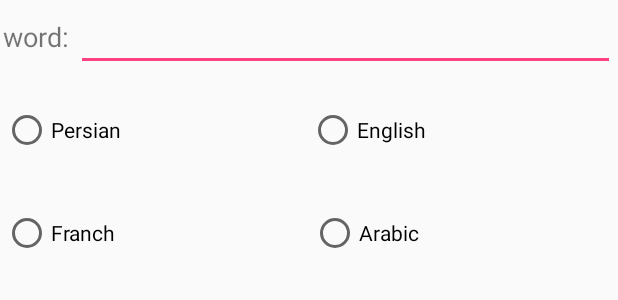
After one commit to MasoudBNJ/android-dictionary-zm, an Android app: the layout fragment_search.xml on its own in the app's theme, with its tools: preview values and no code run, on a phone screen of 412 x 824 dp. The commit adds this screen. Shown: the top 300 px of the screen. Run offline under Robolectric (Android 15) with nearby library versions, the phone set to English and light mode, and no system bars.

Commit message:
I added SearchFragment and AddFragment

```diff
--- a/app/build.gradle
+++ b/app/build.gradle
@@ -25,6 +25,7 @@ dependencies {
         exclude group: 'com.android.support', module: 'support-annotations'
     })
     compile 'com.android.support:appcompat-v7:25.3.1'
+    compile 'com.android.support:design:25.3.1'
+    compile 'com.android.support:support-v4:25.3.1'
     testCompile 'junit:junit:4.12'
-    compile 'com.android.support:design:25.3.1'
 }
--- /dev/null
+++ b/app/src/main/java/org/maktab/masoudbn/dictionary/AddFragment.java
@@ -0,0 +1,29 @@
+package org.maktab.masoudbn.dictionary;
+
+
+import android.os.Bundle;
+import android.support.v4.app.Fragment;
+import android.view.LayoutInflater;
+import android.view.View;
+import android.view.ViewGroup;
+
+
+/**
+ * A simple {@link Fragment} subclass.
+ */
+public class AddFragment extends Fragment {
+
+
+    public AddFragment() {
+        // Required empty public constructor
+    }
+
+
+    @Override
+    public View onCreateView(LayoutInflater inflater, ViewGroup container,
+                             Bundle savedInstanceState) {
+        // Inflate the layout for this fragment
+        return inflater.inflate(R.layout.fragment_add, container, false);
+    }
+
+}
--- a/app/src/main/java/org/maktab/masoudbn/dictionary/PagerAdapter.java
+++ b/app/src/main/java/org/maktab/masoudbn/dictionary/PagerAdapter.java
@@ -21,9 +21,9 @@ public class PagerAdapter extends FragmentPagerAdapter {
     public Fragment getItem(int position) {
         switch (position) {
             case 0:
-
+                return new SearchFragment();
             case 1:
-
+                return new AddFragment();
             default:
                 return null;
         }
--- /dev/null
+++ b/app/src/main/java/org/maktab/masoudbn/dictionary/SearchFragment.java
@@ -0,0 +1,29 @@
+package org.maktab.masoudbn.dictionary;
+
+
+import android.os.Bundle;
+import android.support.v4.app.Fragment;
+import android.view.LayoutInflater;
+import android.view.View;
+import android.view.ViewGroup;
+
+
+/**
+ * A simple {@link Fragment} subclass.
+ */
+public class SearchFragment extends Fragment {
+
+
+    public SearchFragment() {
+        // Required empty public constructor
+    }
+
+
+    @Override
+    public View onCreateView(LayoutInflater inflater, ViewGroup container,
+                             Bundle savedInstanceState) {
+        // Inflate the layout for this fragment
+        return inflater.inflate(R.layout.fragment_search, container, false);
+    }
+
+}
--- /dev/null
+++ b/app/src/main/res/layout/fragment_add.xml
@@ -0,0 +1,8 @@
+<LinearLayout xmlns:android="http://schemas.android.com/apk/res/android"
+    xmlns:tools="http://schemas.android.com/tools"
+    android:layout_width="match_parent"
+    android:layout_height="match_parent"
+    tools:context="org.maktab.masoudbn.dictionary.AddFragment">
+
+
+</LinearLayout>
--- /dev/null
+++ b/app/src/main/res/layout/fragment_search.xml
@@ -0,0 +1,95 @@
+<LinearLayout xmlns:android="http://schemas.android.com/apk/res/android"
+    xmlns:tools="http://schemas.android.com/tools"
+    android:layout_width="match_parent"
+    android:layout_height="match_parent"
+    android:orientation="vertical"
+    tools:context="org.maktab.masoudbn.dictionary.SearchFragment">
+
+    <LinearLayout
+        android:layout_width="match_parent"
+        android:layout_height="0dp"
+        android:layout_weight="2"
+        android:orientation="vertical">
+
+        <LinearLayout
+            android:layout_width="match_parent"
+            android:layout_height="0dp"
+            android:layout_weight="1"
+            android:orientation="horizontal"
+            android:padding="2dp">
+
+            <TextView
+                android:layout_width="wrap_content"
+                android:layout_height="wrap_content"
+                android:text="word: "
+                android:textSize="18sp" />
+
+            <EditText
+                android:id="@+id/edt_word"
+                android:layout_width="0dp"
+                android:layout_height="wrap_content"
+                android:layout_weight="3"
+                android:textSize="18sp" />
+        </LinearLayout>
+
+        <LinearLayout
+            android:layout_width="match_parent"
+            android:layout_height="0dp"
+            android:layout_weight="2"
+            android:orientation="vertical">
+
+            <LinearLayout
+                android:layout_width="match_parent"
+                android:layout_height="match_parent"
+                android:layout_weight="1"
+                android:orientation="horizontal"
+                android:padding="2dp">
+
+                <RadioButton
+                    android:id="@+id/rdb_persain"
+                    android:layout_width="wrap_content"
+                    android:layout_height="wrap_content"
+                    android:layout_weight="1"
+                    android:text="Persian" />
+
+                <RadioButton
+                    android:id="@+id/rdb_english"
+                    android:layout_width="wrap_content"
+                    android:layout_height="wrap_content"
+                    android:layout_weight="1"
+                    android:text="English" />
+            </LinearLayout>
+
+            <LinearLayout
+                android:layout_width="match_parent"
+                android:layout_height="match_parent"
+                android:layout_weight="1"
+                android:orientation="horizontal"
+                android:padding="2dp">
+
+                <RadioButton
+                    android:id="@+id/rdb_french"
+                    android:layout_width="wrap_content"
+                    android:layout_height="wrap_content"
+                    android:layout_weight="1"
+                    android:text="Franch" />
+
+                <RadioButton
+                    android:id="@+id/rdb_arabic"
+                    android:layout_width="wrap_content"
+                    android:layout_height="wrap_content"
+                    android:layout_weight="1"
+                    android:text="Arabic" />
+            </LinearLayout>
+
+        </LinearLayout>
+
+    </LinearLayout>
+
+    <FrameLayout
+        android:id="@+id/frame_layout_container"
+        android:layout_width="match_parent"
+        android:layout_height="0dp"
+        android:layout_weight="6" />
+
+</LinearLayout>
--- a/app/src/main/res/values/strings.xml
+++ b/app/src/main/res/values/strings.xml
@@ -1,3 +1,6 @@
 <resources>
     <string name="app_name">Dictionary</string>
+
+    <!-- TODO: Remove or change this placeholder text -->
+    <string name="hello_blank_fragment">Hello blank fragment</string>
 </resources>
```
